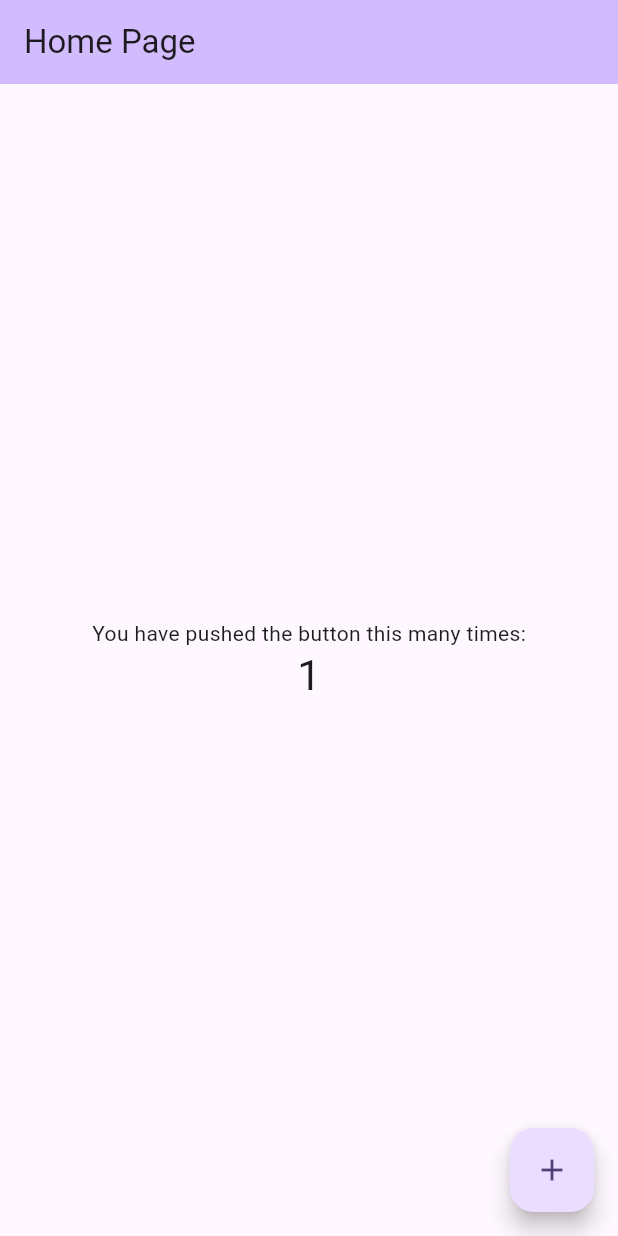
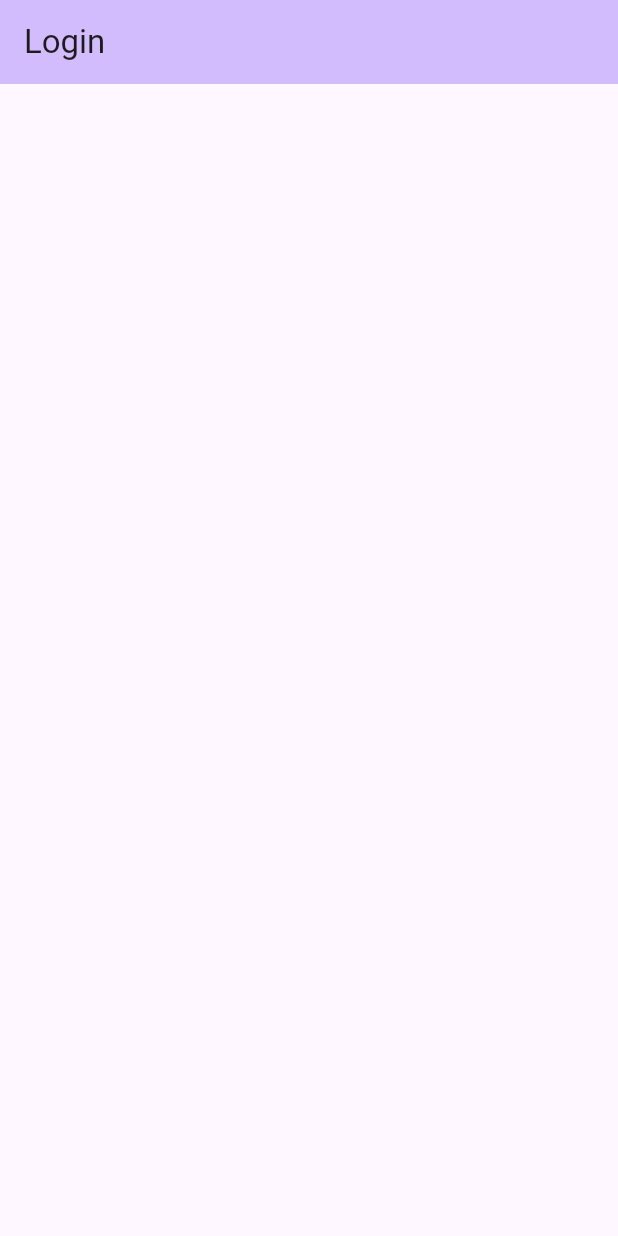
Before and after one commit to thetinyapp/vidooze-mobile, a Flutter app: the screen it shows after launch, on a phone screen of 412 x 824 dp. Run offline on Flutter 3.47's test engine with Material 3 defaults, Android fonts, the phone set to English and light mode, and no system bars; our stand-ins replace flutter_mobx, get_it, mobx, result_dart; generated files the repository leaves out were written again.

Commit message:
feat: adds auth page and home page

```diff
--- a/lib/presentation/app.dart
+++ b/lib/presentation/app.dart
@@ -1,5 +1,5 @@
 import 'package:flutter/material.dart';
-import 'package:vidooze_mobile/presentation/pages/sample/sample_page.dart';
+import 'package:vidooze_mobile/presentation/pages/auth/auth_page.dart';
 
 class App extends StatefulWidget {
   const App({super.key});
@@ -12,27 +12,12 @@ class _AppState extends State<App> {
   @override
   Widget build(BuildContext context) {
     return MaterialApp(
-      title: 'Flutter Demo',
+      title: 'Vidooze',
       theme: ThemeData(
-        // This is the theme of your application.
-        //
-        // TRY THIS: Try running your application with "flutter run". You'll see
-        // the application has a purple toolbar. Then, without quitting the app,
-        // try changing the seedColor in the colorScheme below to Colors.green
-        // and then invoke "hot reload" (save your changes or press the "hot
-        // reload" button in a Flutter-supported IDE, or press "r" if you used
-        // the command line to start the app).
-        //
-        // Notice that the counter didn't reset back to zero; the application
-        // state is not lost during the reload. To reset the state, use hot
-        // restart instead.
-        //
-        // This works for code too, not just values: Most code changes can be
-        // tested with just a hot reload.
         colorScheme: ColorScheme.fromSeed(seedColor: Colors.deepPurple),
         useMaterial3: true,
       ),
-      home: const SamplePage(),
+      home: const AuthPage(),
     );
   }
 }
--- a/lib/presentation/pages/auth/auth_page.dart
+++ b/lib/presentation/pages/auth/auth_page.dart
@@ -0,0 +1,33 @@
+import 'package:flutter/material.dart';
+import 'package:vidooze_mobile/presentation/base/base_stateful_page_widget.dart';
+import 'package:vidooze_mobile/presentation/pages/auth/auth_page_store.dart';
+
+class AuthPage extends BaseStatefulPageWidget<AuthPageStore> {
+  const AuthPage({super.key});
+
+  @override
+  BasePageState<AuthPageStore> createState() => _HomePageState();
+}
+
+class _HomePageState extends BasePageState<AuthPageStore> {
+  @override
+  AuthPageStore createStore() => AuthPageStore();
+
+  @override
+  PreferredSizeWidget? buildAppBar(BuildContext context, AuthPageStore store) {
+    return AppBar(
+      backgroundColor: Theme.of(context).colorScheme.inversePrimary,
+      title: const Text("Login"),
+    );
+  }
+
+  @override
+  Widget buildBody(BuildContext context, AuthPageStore store) {
+    return const Center(
+      child: Column(
+        mainAxisAlignment: MainAxisAlignment.center,
+        children: <Widget>[],
+      ),
+    );
+  }
+}
--- /dev/null
+++ b/lib/presentation/pages/auth/auth_page_store.dart
@@ -0,0 +1,13 @@
+import 'package:mobx/mobx.dart';
+import 'package:vidooze_mobile/presentation/base/base_page_store.dart';
+
+// Include generated file
+part 'auth_page_store.g.dart';
+
+class AuthPageStore extends _AuthPageStore with _$AuthPageStore {
+  AuthPageStore();
+}
+
+abstract class _AuthPageStore extends BasePageStore with Store {
+  _AuthPageStore();
+}
--- /dev/null
+++ b/lib/presentation/pages/home/home_page.dart
@@ -0,0 +1,33 @@
+import 'package:flutter/material.dart';
+import 'package:vidooze_mobile/presentation/base/base_stateful_page_widget.dart';
+import 'package:vidooze_mobile/presentation/pages/home/home_page_store.dart';
+
+class AuthPage extends BaseStatefulPageWidget<HomePageStore> {
+  const AuthPage({super.key});
+
+  @override
+  BasePageState<HomePageStore> createState() => _HomePageState();
+}
+
+class _HomePageState extends BasePageState<HomePageStore> {
+  @override
+  HomePageStore createStore() => HomePageStore();
+
+  @override
+  PreferredSizeWidget? buildAppBar(BuildContext context, HomePageStore store) {
+    return AppBar(
+      backgroundColor: Theme.of(context).colorScheme.inversePrimary,
+      title: const Text("Home"),
+    );
+  }
+
+  @override
+  Widget buildBody(BuildContext context, HomePageStore store) {
+    return const Center(
+      child: Column(
+        mainAxisAlignment: MainAxisAlignment.center,
+        children: <Widget>[],
+      ),
+    );
+  }
+}
--- /dev/null
+++ b/lib/presentation/pages/home/home_page_store.dart
@@ -0,0 +1,13 @@
+import 'package:mobx/mobx.dart';
+import 'package:vidooze_mobile/presentation/base/base_page_store.dart';
+
+// Include generated file
+part 'home_page_store.g.dart';
+
+class HomePageStore extends _HomePageStore with _$HomePageStore {
+  HomePageStore();
+}
+
+abstract class _HomePageStore extends BasePageStore with Store {
+  _HomePageStore();
+}
--- a/lib/presentation/pages/sample/sample_page.dart
+++ /dev/null
@@ -1,44 +0,0 @@
-import 'package:flutter/material.dart';
-import 'package:vidooze_mobile/presentation/base/base_stateful_page_widget.dart';
-import 'package:vidooze_mobile/presentation/pages/sample/sample_page_store.dart';
-
-class SamplePage extends BaseStatefulPageWidget<SamplePageStore> {
-  const SamplePage({super.key});
-
-  @override
-  BasePageState<SamplePageStore> createState() => _HomePageState();
-}
-
-class _HomePageState extends BasePageState<SamplePageStore> {
-  @override
-  SamplePageStore createStore() => SamplePageStore(initialCount: 1);
-
-  @override
-  Widget buildBody(BuildContext context, SamplePageStore store) {
-    return Scaffold(
-      appBar: AppBar(
-        backgroundColor: Theme.of(context).colorScheme.inversePrimary,
-        title: const Text("Home Page"),
-      ),
-      body: Center(
-        child: Column(
-          mainAxisAlignment: MainAxisAlignment.center,
-          children: <Widget>[
-            const Text(
-              'You have pushed the button this many times:',
-            ),
-            Text(
-              '${store.counter}',
-              style: Theme.of(context).textTheme.headlineMedium,
-            ),
-          ],
-        ),
-      ),
-      floatingActionButton: FloatingActionButton(
-        onPressed: () => store.incrementCounter(),
-        tooltip: 'Increment',
-        child: const Icon(Icons.add),
-      ), // This trailing comma makes auto-formatting nicer for build methods.
-    );
-  }
-}
--- a/pubspec.yaml
+++ b/pubspec.yaml
@@ -39,6 +39,7 @@ dependencies:
   mobx: ^2.3.3+2
   flutter_mobx: ^2.2.1+1
   result_dart: ^1.1.1
+  auto_route: ^8.1.4
 
 dev_dependencies:
   flutter_test:
@@ -52,6 +53,7 @@ dev_dependencies:
   flutter_lints: ^3.0.0
   build_runner: ^2.4.11
   mobx_codegen: ^2.6.1
+  auto_route_generator: ^8.1.0
 
 # For information on the generic Dart part of this file, see the
 # following page: https://dart.dev/tools/pub/pubspec
```
Also changed, not shown: lib/presentation/pages/sample/sample_page_store.dart (deleted, +0 -36 lines), lib/presentation/pages/auth/auth_page_store.g.dart (added), lib/presentation/pages/home/home_page_store.g.dart (added), lib/presentation/pages/sample/sample_page_store.g.dart (deleted), pubspec.lock.
